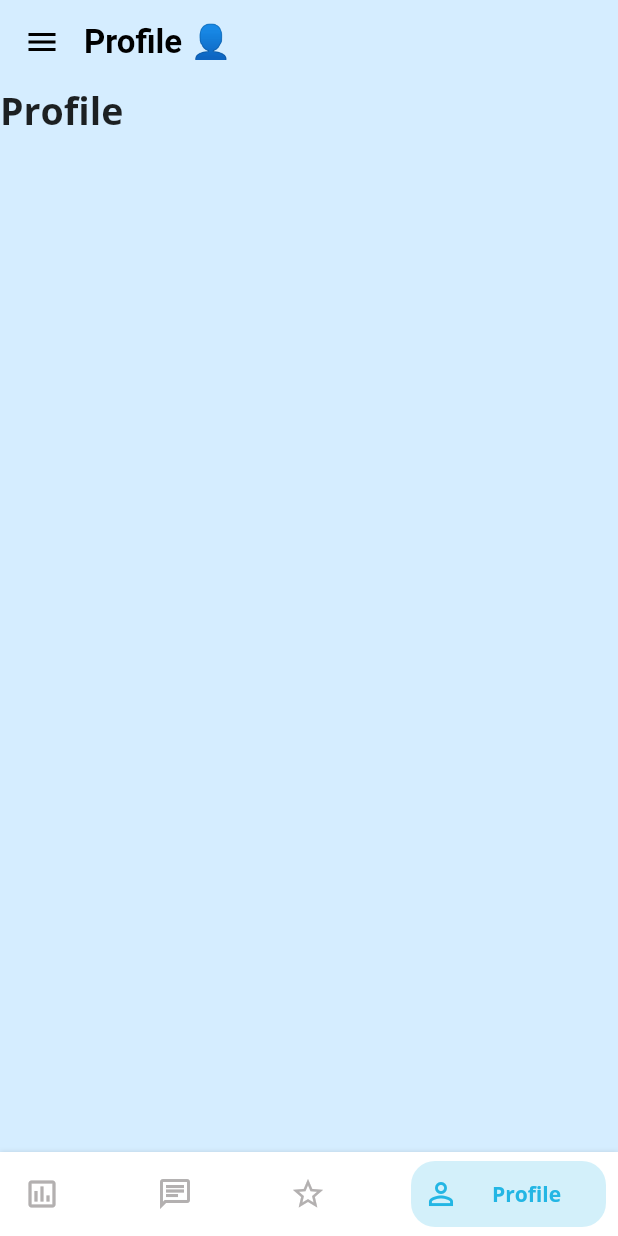
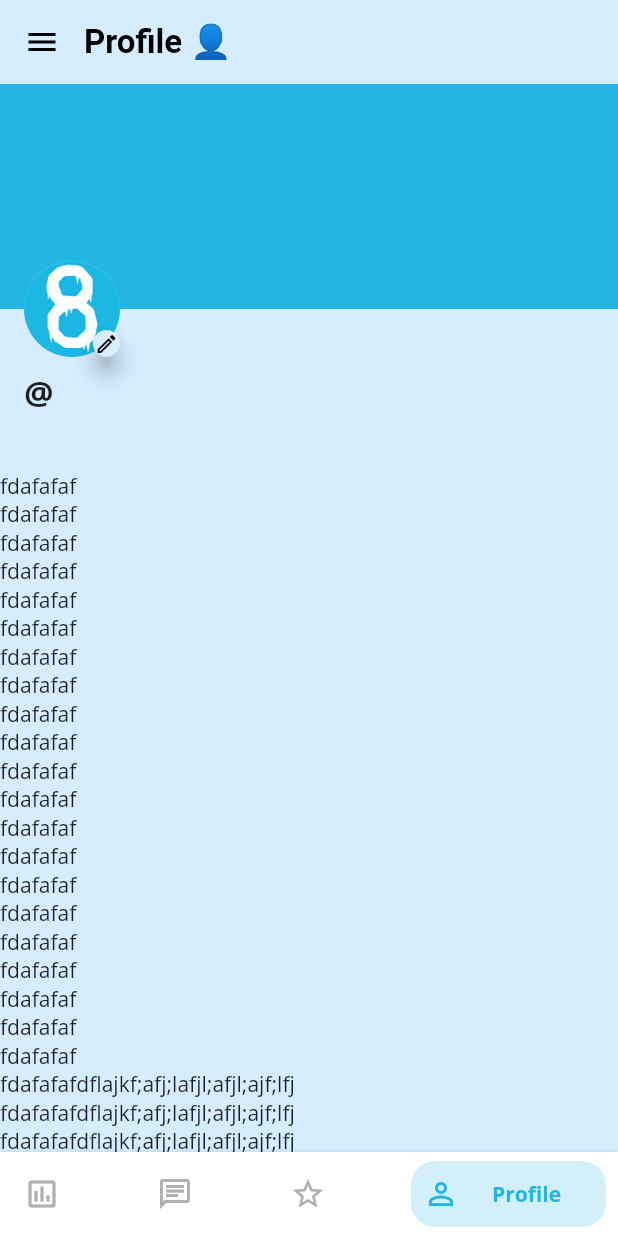
Before and after one commit to yjj781265/Icebr8k_app, a Flutter app: the HomePage screen opened directly, item 4 of the bottom bar chosen, on a phone screen of 412 x 824 dp. Run offline on Flutter 3.47's test engine with Material 2 defaults, Android fonts, the phone set to English and light mode, and no system bars; drawn by our look-alikes of flutter_zoom_drawer; our stand-ins replace cached_network_image, carousel_slider, cloud_firestore, firebase_auth, firebase_core, firebase_storage and 12 more; missing offline and left inert: move_to_background, page_flip_builder; accounts and stored records are empty; project files that could hold a hidden picture were left out.

Commit message:
added mockup for my profile page and bug fix

```diff
--- a/lib/backend/controllers/auth_controller.dart
+++ b/lib/backend/controllers/auth_controller.dart
@@ -20,17 +20,19 @@ class AuthController extends GetxService {
   final isSigningInViaThirdParty = false.obs;
   final isSigningUp = false.obs;
   User? firebaseUser;
+  IbUser? ibUser;
   final _ibAuthService = IbAuthService();
 
   @override
   void onReady() {
     super.onReady();
-    _fbAuthSub = _ibAuthService.listenToAuthStateChanges().listen((user) {
+    _fbAuthSub = _ibAuthService.listenToAuthStateChanges().listen((user) async {
       if (user == null) {
         firebaseUser = null;
         print('User is signed out!');
       } else {
         firebaseUser = user;
+        ibUser = await IbUserDbService().queryIbUser(firebaseUser!.uid);
         print('User is signed in! ${firebaseUser!.uid}');
       }
     });
--- a/lib/frontend/ib_pages/home_page.dart
+++ b/lib/frontend/ib_pages/home_page.dart
@@ -16,6 +16,7 @@ import 'package:icebr8k/frontend/ib_pages/chat_tab.dart';
 import 'package:icebr8k/frontend/ib_pages/create_question_page.dart';
 import 'package:icebr8k/frontend/ib_pages/ib_user_search_page.dart';
 import 'package:icebr8k/frontend/ib_pages/menu_page.dart';
+import 'package:icebr8k/frontend/ib_pages/my_profile_tab.dart';
 import 'package:icebr8k/frontend/ib_pages/question_tab.dart';
 import 'package:icebr8k/frontend/ib_pages/score_tab.dart';
 import 'package:icebr8k/frontend/ib_widgets/ib_animated_bottom_bar.dart';
@@ -146,13 +147,7 @@ class HomePage extends StatelessWidget {
       QuestionTab(),
       ChatTab(),
       const ScoreTab(),
-      Container(
-        color: IbColors.lightBlue,
-        child: const Text(
-          "Profile",
-          style: TextStyle(fontSize: 25, fontWeight: FontWeight.bold),
-        ),
-      ),
+      const MyProfileTab(),
     ];
     return Obx(
       () => IndexedStack(
--- /dev/null
+++ b/lib/frontend/ib_pages/my_profile_tab.dart
@@ -0,0 +1,175 @@
+import 'package:flutter/material.dart';
+import 'package:get/get.dart';
+import 'package:icebr8k/backend/controllers/home_controller.dart';
+import 'package:icebr8k/frontend/ib_colors.dart';
+import 'package:icebr8k/frontend/ib_config.dart';
+import 'package:icebr8k/frontend/ib_widgets/ib_user_avatar.dart';
+
+import '../ib_utils.dart';
+
+class MyProfileTab extends StatefulWidget {
+  const MyProfileTab({Key? key}) : super(key: key);
+
+  @override
+  _MyProfileTabState createState() => _MyProfileTabState();
+}
+
+class _MyProfileTabState extends State<MyProfileTab>
+    with SingleTickerProviderStateMixin {
+  late TabController _tabController;
+  final _homeController = Get.find<HomeController>();
+
+  @override
+  void initState() {
+    super.initState();
+    _tabController = TabController(vsync: this, length: 2);
+  }
+
+  @override
+  Widget build(BuildContext context) {
+    return Scaffold(
+        backgroundColor: IbColors.lightBlue,
+        body: NestedScrollView(
+            headerSliverBuilder: (context, innerBoxIsScrolled) {
+              return [
+                SliverToBoxAdapter(
+                  child: Column(
+                    crossAxisAlignment: CrossAxisAlignment.start,
+                    children: [
+                      Container(
+                        height: 150,
+                        color: IbColors.primaryColor,
+                        child: Stack(
+                          clipBehavior: Clip.none,
+                          alignment: Alignment.bottomLeft,
+                          children: [
+                            /// avatar
+                            Positioned(
+                              bottom: -32,
+                              left: 16,
+                              child: Stack(
+                                alignment: Alignment.bottomRight,
+                                children: [
+                                  IbUserAvatar(
+                                      radius: 32,
+                                      avatarUrl:
+                                          IbUtils.getCurrentIbUser() == null
+                                              ? ''
+                                              : IbUtils.getCurrentIbUser()!
+                                                  .avatarUrl),
+                                  SizedBox(
+                                    width: 18,
+                                    height: 18,
+                                    child: FloatingActionButton(
+                                      backgroundColor: IbColors.lightBlue,
+                                      onPressed: () {},
+                                      child: const Icon(
+                                        Icons.edit_outlined,
+                                        size: 16,
+                                      ),
+                                    ),
+                                  )
+                                ],
+                              ),
+                            ),
+                          ],
+                        ),
+                      ),
+
+                      /// name info
+                      Padding(
+                        padding: const EdgeInsets.only(top: 40, left: 16),
+                        child: Obx(
+                          () => Column(
+                            children: [
+                              Text(
+                                  '@${_homeController.currentIbUsername.value}',
+                                  style: const TextStyle(
+                                      fontSize: IbConfig.kPageTitleSize,
+                                      fontWeight: FontWeight.bold)),
+                              Text(
+                                _homeController.currentIbName.value,
+                                style: const TextStyle(
+                                    fontSize: IbConfig.kNormalTextSize),
+                              ),
+                              Text(_homeController.currentIbUser!.description,
+                                  style: const TextStyle(
+                                      fontSize: IbConfig.kDescriptionTextSize)),
+                            ],
+                          ),
+                        ),
+                      )
+                    ],
+                  ),
+                ),
+              ];
+            },
+            body: ListView(
+              children: [
+                Text('fdafafaf'),
+                Text('fdafafaf'),
+                Text('fdafafaf'),
+                Text('fdafafaf'),
+                Text('fdafafaf'),
+                Text('fdafafaf'),
+                Text('fdafafaf'),
+                Text('fdafafaf'),
+                Text('fdafafaf'),
+                Text('fdafafaf'),
+                Text('fdafafaf'),
+                Text('fdafafaf'),
+                Text('fdafafaf'),
+                Text('fdafafaf'),
+                Text('fdafafaf'),
+                Text('fdafafaf'),
+                Text('fdafafaf'),
+                Text('fdafafaf'),
+                Text('fdafafaf'),
+                Text('fdafafaf'),
+                Text('fdafafaf'),
+                Text('fdafafafdflajkf;afj;lafjl;afjl;ajf;lfj'),
+                Text('fdafafafdflajkf;afj;lafjl;afjl;ajf;lfj'),
+                Text('fdafafafdflajkf;afj;lafjl;afjl;ajf;lfj'),
+                Text('fdafafafdflajkf;afj;lafjl;afjl;ajf;lfj'),
+                Text('fdafafafdflajkf;afj;lafjl;afjl;ajf;lfj'),
+                Text('fdafafafdflajkf;afj;lafjl;afjl;ajf;lfj'),
+                Text('fdafafafdflajkf;afj;lafjl;afjl;ajf;lfj'),
+                Text('fdafafafdflajkf;afj;lafjl;afjl;ajf;lfj'),
+                Text('fdafafafdflajkf;afj;lafjl;afjl;ajf;lfj'),
+                Text('fdafafafdflajkf;afj;lafjl;afjl;ajf;lfj'),
+                Text('fdafafafdflajkf;afj;lafjl;afjl;ajf;lfj'),
+                Text('fdafafafdflajkf;afj;lafjl;afjl;ajf;lfj'),
+                Text('fdafafafdflajkf;afj;lafjl;afjl;ajf;lfj'),
+                Text('fdafafafdflajkf;afj;lafjl;afjl;ajf;lfj'),
+                Text('fdafafafdflajkf;afj;lafjl;afjl;ajf;lfj'),
+                Text('fdafafafdflajkf;afj;lafjl;afjl;ajf;lfj'),
+                Text('fdafafafdflajkf;afj;lafjl;afjl;ajf;lfj'),
+                Text('fdafafafdflajkf;afj;lafjl;afjl;ajf;lfj'),
+                Text('fdafafafdflajkf;afj;lafjl;afjl;ajf;lfj'),
+                Text('fdafafafdflajkf;afj;lafjl;afjl;ajf;lfj'),
+                Text('fdafafafdflajkf;afj;lafjl;afjl;ajf;lfj'),
+                Text('fdafafafdflajkf;afj;lafjl;afjl;ajf;lfj'),
+                Text('fdafafafdflajkf;afj;lafjl;afjl;ajf;lfj'),
+                Text('fdafafafdflajkf;afj;lafjl;afjl;ajf;lfj'),
+                Text('fdafafafdflajkf;afj;lafjl;afjl;ajf;lfj'),
+                Text('fdafafafdflajkf;afj;lafjl;afjl;ajf;lfj'),
+                Text('fdafafafdflajkf;afj;lafjl;afjl;ajf;lfj'),
+                Text('fdafafafdflajkf;afj;lafjl;afjl;ajf;lfj'),
+                Text('fdafafafdflajkf;afj;lafjl;afjl;ajf;lfj'),
+                Text('fdafafafdflajkf;afj;lafjl;afjl;ajf;lfj'),
+                Text('fdafafafdflajkf;afj;lafjl;afjl;ajf;lfj'),
+                Text('fdafafafdflajkf;afj;lafjl;afjl;ajf;lfj'),
+                Text('fdafafafdflajkf;afj;lafjl;afjl;ajf;lfj'),
+                Text('fdafafafdflajkf;afj;lafjl;afjl;ajf;lfj'),
+                Text('fdafafafdflajkf;afj;lafjl;afjl;ajf;lfj'),
+                Text('fdafafafdflajkf;afj;lafjl;afjl;ajf;lfj'),
+                Text('fdafafafdflajkf;afj;lafjl;afjl;ajf;lfj'),
+                Text('fdafafafdflajkf;afj;lafjl;afjl;ajf;lfj'),
+                Text('fdafafafdflajkf;afj;lafjl;afjl;ajf;lfj'),
+                Text('fdafafafdflajkf;afj;lafjl;afjl;ajf;lfj'),
+                Text('fdafafafdflajkf;afj;lafjl;afjl;ajf;lfj'),
+                Text('fdafafafdflajkf;afj;lafjl;afjl;ajf;lfj'),
+              ],
+            )));
+  }
+}
--- a/lib/frontend/ib_utils.dart
+++ b/lib/frontend/ib_utils.dart
@@ -4,6 +4,7 @@ import 'package:flutter/material.dart';
 import 'package:get/get.dart';
 import 'package:icebr8k/backend/controllers/auth_controller.dart';
 import 'package:icebr8k/backend/models/ib_answer.dart';
+import 'package:icebr8k/backend/models/ib_user.dart';
 import 'package:icebr8k/backend/services/ib_question_db_service.dart';
 import 'package:icebr8k/frontend/ib_colors.dart';
 import 'package:image_cropper/image_cropper.dart';
@@ -128,30 +129,27 @@ class IbUtils {
   }
 
   static Color getRandomColor(double value) {
-    if (value > 0 && value <= 0.2) {
-      return const Color(0xFFFF0000);
+    if (value > 0 && value <= 0.1) {
+      return Colors.redAccent;
     }
 
     if (value > 0.2 && value <= 0.4) {
-      return const Color(0xFFFF6600);
+      return Colors.orangeAccent;
     }
 
     if (value > 0.4 && value <= 0.6) {
-      return const Color(0xFFFFB700);
+      return Colors.yellowAccent;
     }
 
-    if (value > 0.6 && value <= 0.7) {
+    if (value > 0.6 && value <= 0.8) {
       return const Color(0xFFB1E423);
     }
 
-    if (value > 0.8 && value <= 0.9) {
-      return const Color(0xFF23E480);
+    if (value > 0.8 && value <= 1.0) {
+      return IbColors.accentColor;
     }
 
-    if (value > 0.9 && value <= 1.0) {
-      return IbColors.accentColor;
-    }
-    return IbColors.errorRed;
+    return IbColors.accentColor;
   }
 
   static String? getCurrentUid() {
@@ -159,6 +157,13 @@ class IbUtils {
       return null;
     }
     return Get.find<AuthController>().firebaseUser!.uid;
+  }
+
+  static IbUser? getCurrentIbUser() {
+    if (Get.find<AuthController>().firebaseUser == null) {
+      return null;
+    }
+    return Get.find<AuthController>().ibUser;
   }
 
   static void showSimpleSnackBar(
--- a/lib/frontend/ib_widgets/ib_linear_indicator.dart
+++ b/lib/frontend/ib_widgets/ib_linear_indicator.dart
@@ -15,11 +15,15 @@ class IbLinearIndicator extends StatelessWidget {
       return Row(
         children: [
           Expanded(
+            child: ClipRRect(
+              borderRadius: const BorderRadius.all(
+                  Radius.circular(IbConfig.kScrollbarCornerRadius)),
               child: LinearProgressIndicator(
                 color: _handleIndicatorColor(endValue),
                 backgroundColor: IbColors.lightGrey,
                 minHeight: 5,
                 value: endValue,
+              ),
             ),
           ),
           Padding(
@@ -38,11 +42,15 @@ class IbLinearIndicator extends StatelessWidget {
           return Row(
             children: [
               Expanded(
+                child: ClipRRect(
+                  borderRadius: const BorderRadius.all(
+                      Radius.circular(IbConfig.kScrollbarCornerRadius)),
                   child: LinearProgressIndicator(
                     color: _handleIndicatorColor(value),
                     backgroundColor: IbColors.lightGrey,
                     minHeight: 5,
                     value: value,
+                  ),
                 ),
               ),
               Padding(
--- a/lib/frontend/ib_widgets/ib_text_field.dart
+++ b/lib/frontend/ib_widgets/ib_text_field.dart
@@ -72,7 +72,7 @@ class IbTextField extends StatelessWidget {
           ),
         ),
         Padding(
-          padding: const EdgeInsets.fromLTRB(16, 8, 16, 0),
+          padding: const EdgeInsets.symmetric(horizontal: 8.0),
           child: Container(
             decoration: BoxDecoration(
               borderRadius: const BorderRadius.all(
@@ -81,7 +81,10 @@ class IbTextField extends StatelessWidget {
                 color: borderColor,
               ),
             ),
-            child: Padding(padding: const EdgeInsets.all(8), child: textField),
+            child: Padding(
+              padding: const EdgeInsets.all(3),
+              child: textField,
+            ),
           ),
         ),
         /******* error text ****/
```
Lines whose indentation alone changed are shown as unchanged.
